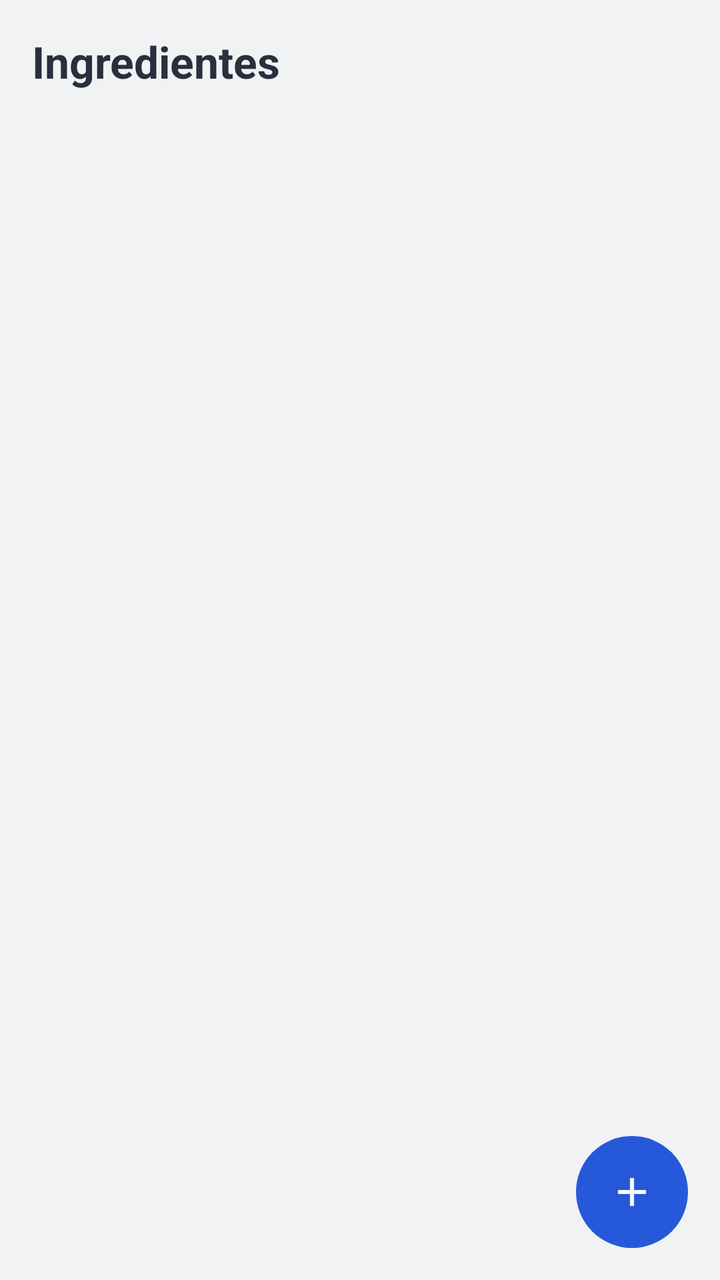
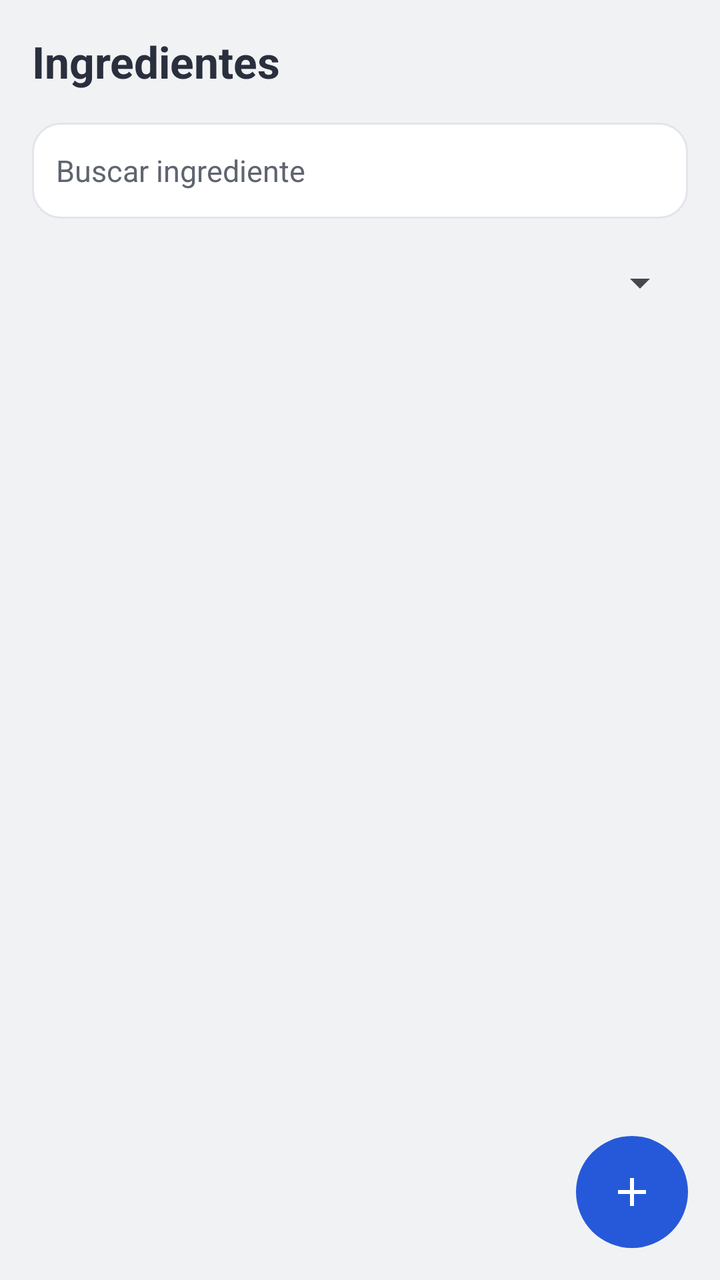

Compare the two renders of this Android layout. The source of the first and the diff that turns it into the second are given below.
<!-- AndroidManifest.xml: application theme Theme.MenuCompras -->
<!-- res/layout/activity_ingredientes.xml -->
<?xml version="1.0" encoding="utf-8"?>
<FrameLayout xmlns:android="http://schemas.android.com/apk/res/android"
    android:layout_width="match_parent"
    android:layout_height="match_parent"
    android:background="@color/mc_bg">

    <LinearLayout
        android:layout_width="match_parent"
        android:layout_height="match_parent"
        android:orientation="vertical">

        <TextView
            android:layout_width="wrap_content"
            android:layout_height="wrap_content"
            android:text="Ingredientes"
            android:textColor="@color/mc_ink"
            android:textSize="22sp"
            android:textStyle="bold"
            android:padding="16dp" />

        <androidx.recyclerview.widget.RecyclerView
            android:id="@+id/rv_ingredientes"
            android:layout_width="match_parent"
            android:layout_height="0dp"
            android:layout_weight="1"
            android:paddingHorizontal="16dp"
            android:paddingTop="4dp"
            android:clipToPadding="false" />

    </LinearLayout>

    <ImageButton
        android:id="@+id/fab_nuevo"
        android:layout_width="56dp"
        android:layout_height="56dp"
        android:layout_gravity="bottom|end"
        android:layout_margin="16dp"
        android:background="@drawable/bg_fab"
        android:src="@drawable/ic_add"
        android:scaleType="center"
        android:contentDescription="Nuevo ingrediente" />

</FrameLayout>
<!-- resources referenced by this layout -->
<resources>
  <color name="mc_bg">#F1F2F4</color>
  <color name="mc_ink">#292F3D</color>
  <!-- drawable bg_fab (drawable) -->
  <?xml version="1.0" encoding="utf-8"?>
  <shape xmlns:android="http://schemas.android.com/apk/res/android"
      android:shape="oval">
      <solid android:color="@color/mc_accent" />
  </shape>
  <!-- drawable ic_add (drawable) -->
  <?xml version="1.0" encoding="utf-8"?>
  <vector xmlns:android="http://schemas.android.com/apk/res/android"
      android:width="24dp"
      android:height="24dp"
      android:viewportWidth="24"
      android:viewportHeight="24">
      <path
          android:fillColor="@color/mc_accent_ink"
          android:pathData="M11,5 h2 v6 h6 v2 h-6 v6 h-2 v-6 h-6 v-2 h6 z" />
  </vector>
  <style name="Theme.MenuCompras" parent="Base.Theme.MenuCompras" />
  <color name="mc_accent">#2659D9</color>
  <color name="mc_accent_ink">#FFFFFF</color>
  <style name="Base.Theme.MenuCompras" parent="Theme.Material3.DayNight.NoActionBar">
          
          
      </style>
</resources>

<!-- the commit's change to res/layout/activity_ingredientes.xml (unified diff, before → after) -->
@@ -7,7 +7,8 @@
     <LinearLayout
         android:layout_width="match_parent"
         android:layout_height="match_parent"
-        android:orientation="vertical">
+        android:orientation="vertical"
+        android:padding="16dp">
 
         <TextView
             android:layout_width="wrap_content"
@@ -16,16 +17,43 @@
             android:textColor="@color/mc_ink"
             android:textSize="22sp"
             android:textStyle="bold"
-            android:padding="16dp" />
+            android:layout_marginBottom="12dp" />
 
-        <androidx.recyclerview.widget.RecyclerView
-            android:id="@+id/rv_ingredientes"
+        <EditText
+            android:id="@+id/et_buscar"
+            style="@style/McInput"
+            android:inputType="text"
+            android:hint="Buscar ingrediente" />
+
+        <Spinner
+            android:id="@+id/sp_filtro_gondola"
+            android:layout_width="match_parent"
+            android:layout_height="48dp"
+            android:layout_marginTop="8dp" />
+
+        <FrameLayout
             android:layout_width="match_parent"
             android:layout_height="0dp"
             android:layout_weight="1"
-            android:paddingHorizontal="16dp"
-            android:paddingTop="4dp"
-            android:clipToPadding="false" />
+            android:layout_marginTop="12dp">
+
+            <androidx.recyclerview.widget.RecyclerView
+                android:id="@+id/rv_ingredientes"
+                android:layout_width="match_parent"
+                android:layout_height="match_parent"
+                android:clipToPadding="false" />
+
+            <TextView
+                android:id="@+id/tv_vacio"
+                android:layout_width="wrap_content"
+                android:layout_height="wrap_content"
+                android:layout_gravity="center"
+                android:text="No hay ingredientes que coincidan"
+                android:textColor="@color/mc_muted"
+                android:textSize="15sp"
+                android:visibility="gone" />
+
+        </FrameLayout>
 
     </LinearLayout>
 
<!-- resource entries referenced after the edit -->
@@ -2,6 +2,7 @@
 <resources>
   <color name="mc_bg">#F1F2F4</color>
   <color name="mc_ink">#292F3D</color>
+  <color name="mc_muted">#5F6470</color>
   <!-- drawable bg_fab (drawable) -->
   <?xml version="1.0" encoding="utf-8"?>
   <shape xmlns:android="http://schemas.android.com/apk/res/android"
@@ -19,12 +20,33 @@
           android:fillColor="@color/mc_accent_ink"
           android:pathData="M11,5 h2 v6 h6 v2 h-6 v6 h-2 v-6 h-6 v-2 h6 z" />
   </vector>
+  <style name="McInput">
+          <item name="android:layout_width">match_parent</item>
+          <item name="android:layout_height">wrap_content</item>
+          <item name="android:layout_marginTop">4dp</item>
+          <item name="android:background">@drawable/bg_card</item>
+          <item name="android:padding">12dp</item>
+          <item name="android:minHeight">48dp</item>
+          <item name="android:textColor">@color/mc_ink</item>
+          <item name="android:textSize">15sp</item>
+          <item name="android:textColorHint">@color/mc_muted</item>
+      </style>
   <style name="Theme.MenuCompras" parent="Base.Theme.MenuCompras" />
   <color name="mc_accent">#2659D9</color>
   <color name="mc_accent_ink">#FFFFFF</color>
+  <!-- drawable bg_card (drawable) -->
+  <?xml version="1.0" encoding="utf-8"?>
+  <shape xmlns:android="http://schemas.android.com/apk/res/android"
+      android:shape="rectangle">
+      <solid android:color="@color/mc_surface" />
+      <corners android:radius="14dp" />
+      <stroke android:width="1dp" android:color="@color/mc_line" />
+  </shape>
   <style name="Base.Theme.MenuCompras" parent="Theme.Material3.DayNight.NoActionBar">
           
           
       </style>
+  <color name="mc_surface">#FFFFFF</color>
+  <color name="mc_line">#E3E5EA</color>
 </resources>
 
